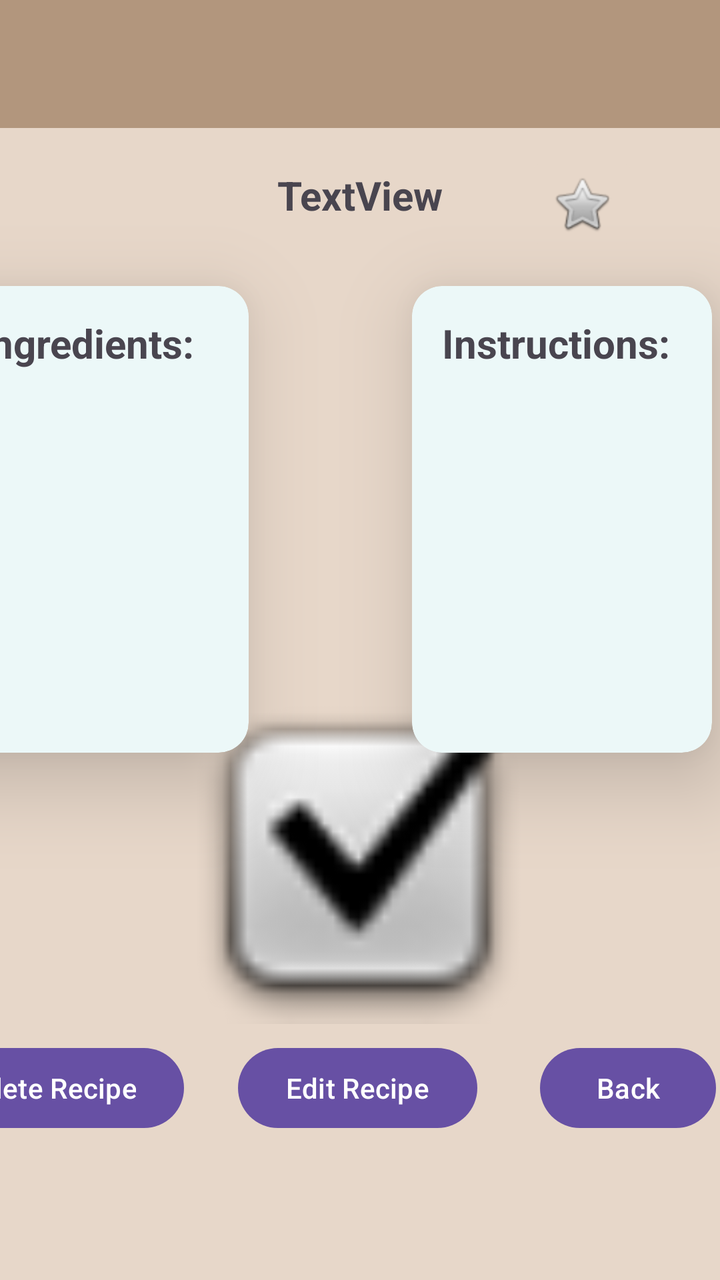
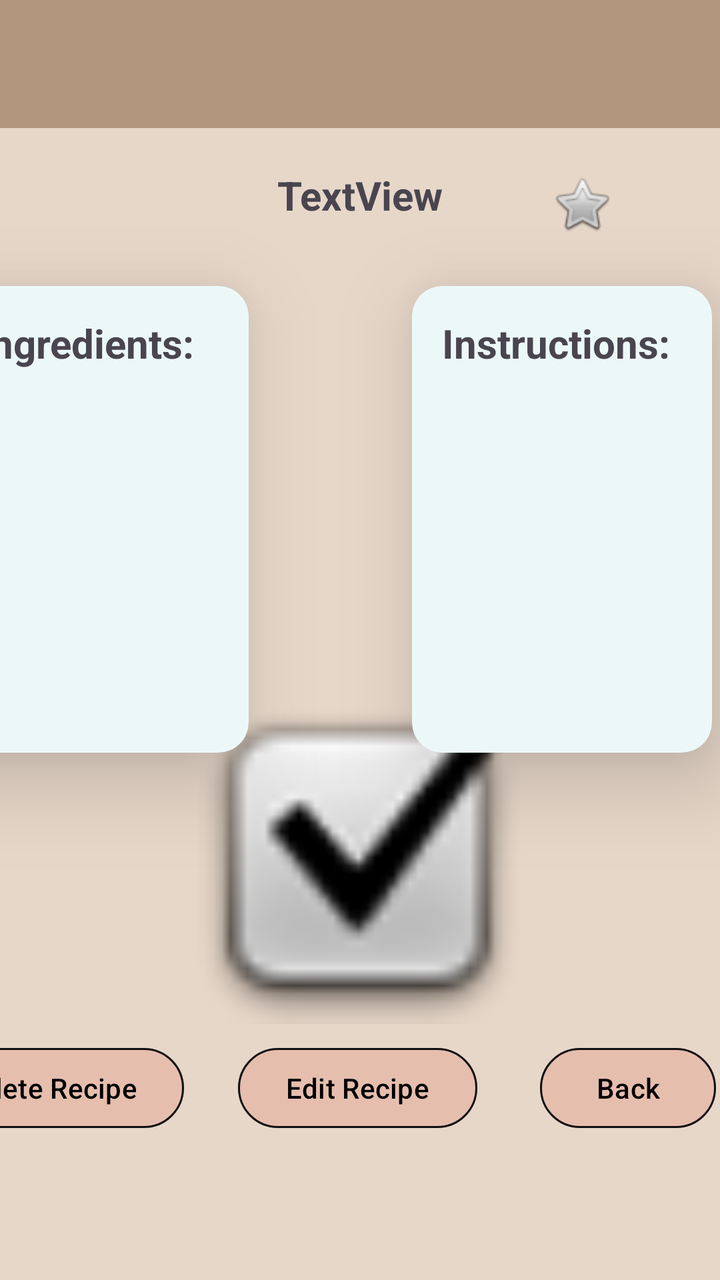

An Android layout rendered at two revisions. The XML below is the earlier revision; the diff shows what the commit changed to produce the second picture.
<!-- AndroidManifest.xml: application theme Theme.RylanWight -->
<!-- res/layout/activity_view_recipe.xml -->
<?xml version="1.0" encoding="utf-8"?>
<androidx.constraintlayout.widget.ConstraintLayout xmlns:android="http://schemas.android.com/apk/res/android"
    xmlns:app="http://schemas.android.com/apk/res-auto"
    xmlns:tools="http://schemas.android.com/tools"
    android:id="@+id/main"
    android:layout_width="match_parent"
    android:layout_height="match_parent"
    android:background="#E7D7C9"
    tools:context=".view_recipe">

    <androidx.cardview.widget.CardView
        android:id="@+id/ingredientsCard"
        android:layout_width="450px"
        android:layout_height="700px"
        android:layout_marginTop="32dp"
        android:layout_marginEnd="236dp"
        android:maxHeight="200px"
        app:cardBackgroundColor="#ECF8F8"
        app:cardCornerRadius="15dp"
        app:cardElevation="24dp"
        app:layout_constraintEnd_toEndOf="parent"
        app:layout_constraintTop_toBottomOf="@+id/tvRecipeName">

        <TextView
            android:id="@+id/tvIngredientsTitle"
            android:layout_width="127dp"
            android:layout_height="wrap_content"
            android:layout_marginStart="15dp"
            android:layout_marginTop="15dp"
            android:layout_marginEnd="113dp"
            android:layout_marginRight="113dp"
            android:layout_marginBottom="15dp"
            android:text="Ingredients:"
            android:textSize="20sp"
            android:textStyle="bold"
            app:layout_constraintEnd_toEndOf="parent"
            app:layout_constraintStart_toStartOf="parent"
            app:layout_constraintTop_toTopOf="parent" />

        <androidx.recyclerview.widget.RecyclerView
            android:id="@+id/ingredientList"
            android:layout_width="match_parent"
            android:layout_height="wrap_content"
            android:layout_marginStart="15dp"
            android:layout_marginTop="45dp"
            android:layout_marginEnd="10dp"
            android:layout_marginBottom="10dp" />
    </androidx.cardview.widget.CardView>

    <androidx.appcompat.widget.Toolbar
        android:id="@+id/tbViewRecipe"
        android:layout_width="409dp"
        android:layout_height="wrap_content"
        android:background="#B2967D"
        android:minHeight="?attr/actionBarSize"
        android:theme="?attr/actionBarTheme"
        app:layout_constraintEnd_toEndOf="parent"
        app:layout_constraintStart_toStartOf="parent"
        app:layout_constraintTop_toTopOf="parent" />

    <TextView
        android:id="@+id/tvRecipeName"
        android:layout_width="wrap_content"
        android:layout_height="wrap_content"
        android:layout_marginTop="20dp"
        android:text="TextView"
        android:textSize="20sp"
        android:textStyle="bold"
        app:layout_constraintEnd_toEndOf="parent"
        app:layout_constraintStart_toStartOf="parent"
        app:layout_constraintTop_toBottomOf="@+id/tbViewRecipe" />

    <androidx.cardview.widget.CardView
        android:id="@+id/instructionsCard"
        android:layout_width="450px"
        android:layout_height="700px"
        android:layout_marginTop="32dp"
        android:layout_marginEnd="4dp"
        app:cardBackgroundColor="#ECF8F8"
        app:cardCornerRadius="15dp"
        app:cardElevation="24dp"
        app:layout_constraintEnd_toEndOf="parent"
        app:layout_constraintTop_toBottomOf="@+id/tvRecipeName">

        <TextView
            android:id="@+id/tvInstructionsTitle"
            android:layout_width="wrap_content"
            android:layout_height="wrap_content"
            android:layout_marginStart="15dp"
            android:layout_marginTop="15dp"
            android:layout_marginBottom="15dp"
            android:text="Instructions:"
            android:textSize="20sp"
            android:textStyle="bold" />

        <androidx.recyclerview.widget.RecyclerView
            android:id="@+id/instructionList"
            android:layout_width="match_parent"
            android:layout_height="match_parent"
            android:layout_marginStart="15dp"
            android:layout_marginTop="45dp" />

    </androidx.cardview.widget.CardView>

    <Button
        android:id="@+id/btnDelete"
        android:layout_width="wrap_content"
        android:layout_height="wrap_content"
        android:layout_marginEnd="32dp"
        android:layout_marginBottom="72dp"
        android:text="Delete Recipe"
        app:layout_constraintBottom_toBottomOf="parent"
        app:layout_constraintEnd_toEndOf="@+id/ingredientsCard" />

    <ImageButton
        android:id="@+id/btnFavorite"
        android:layout_width="wrap_content"
        android:layout_height="wrap_content"
        android:layout_marginTop="12dp"
        android:backgroundTint="#E7D7C9"
        app:layout_constraintEnd_toEndOf="parent"
        app:layout_constraintStart_toEndOf="@+id/tvRecipeName"
        app:layout_constraintTop_toBottomOf="@+id/tbViewRecipe"
        app:srcCompat="@android:drawable/btn_star_big_off" />

    <Button
        android:id="@+id/btnBack"
        android:layout_width="wrap_content"
        android:layout_height="wrap_content"
        android:layout_marginStart="64dp"
        android:text="Back"
        app:layout_constraintBottom_toBottomOf="parent"
        app:layout_constraintStart_toStartOf="@+id/instructionsCard"
        app:layout_constraintTop_toTopOf="@+id/btnDelete"
        app:layout_constraintVertical_bias="0.0" />

    <ImageView
        android:id="@+id/imgViewRecipe"
        android:layout_width="500px"
        android:layout_height="500px"
        android:layout_marginBottom="128dp"
        android:scaleType="centerCrop"
        app:layout_constraintBottom_toBottomOf="parent"
        app:layout_constraintEnd_toEndOf="parent"
        app:layout_constraintHorizontal_bias="0.497"
        app:layout_constraintStart_toStartOf="parent"
        app:srcCompat="@android:drawable/checkbox_on_background" />

    <Button
        android:id="@+id/btnEdit"
        android:layout_width="wrap_content"
        android:layout_height="wrap_content"
        android:layout_marginStart="8dp"
        android:text="Edit Recipe"
        app:layout_constraintEnd_toStartOf="@+id/btnBack"
        app:layout_constraintHorizontal_bias="0.379"
        app:layout_constraintStart_toEndOf="@+id/btnDelete"
        app:layout_constraintTop_toTopOf="@+id/btnDelete" />

</androidx.constraintlayout.widget.ConstraintLayout>
<!-- resources referenced by this layout -->
<resources>
  <style name="Theme.RylanWight" parent="Base.Theme.RylanWight" />
  <style name="Base.Theme.RylanWight" parent="Theme.Material3.DayNight.NoActionBar">
          
          
      </style>
</resources>

<!-- the commit's change to res/layout/activity_view_recipe.xml (unified diff, before → after) -->
@@ -108,9 +108,13 @@
         android:layout_height="wrap_content"
         android:layout_marginEnd="32dp"
         android:layout_marginBottom="72dp"
+        android:backgroundTint="#E6BEAE"
         android:text="Delete Recipe"
+        android:textColor="#000000"
         app:layout_constraintBottom_toBottomOf="parent"
-        app:layout_constraintEnd_toEndOf="@+id/ingredientsCard" />
+        app:layout_constraintEnd_toEndOf="@+id/ingredientsCard"
+        app:strokeColor="#101010"
+        app:strokeWidth="1dp" />
 
     <ImageButton
         android:id="@+id/btnFavorite"
@@ -128,11 +132,15 @@
         android:layout_width="wrap_content"
         android:layout_height="wrap_content"
         android:layout_marginStart="64dp"
+        android:backgroundTint="#E6BEAE"
         android:text="Back"
+        android:textColor="#000000"
         app:layout_constraintBottom_toBottomOf="parent"
         app:layout_constraintStart_toStartOf="@+id/instructionsCard"
         app:layout_constraintTop_toTopOf="@+id/btnDelete"
-        app:layout_constraintVertical_bias="0.0" />
+        app:layout_constraintVertical_bias="0.0"
+        app:strokeColor="#101010"
+        app:strokeWidth="1dp" />
 
     <ImageView
         android:id="@+id/imgViewRecipe"
@@ -151,10 +159,14 @@
         android:layout_width="wrap_content"
         android:layout_height="wrap_content"
         android:layout_marginStart="8dp"
+        android:backgroundTint="#E6BEAE"
         android:text="Edit Recipe"
+        android:textColor="#000000"
         app:layout_constraintEnd_toStartOf="@+id/btnBack"
         app:layout_constraintHorizontal_bias="0.379"
         app:layout_constraintStart_toEndOf="@+id/btnDelete"
-        app:layout_constraintTop_toTopOf="@+id/btnDelete" />
+        app:layout_constraintTop_toTopOf="@+id/btnDelete"
+        app:strokeColor="#101010"
+        app:strokeWidth="1dp" />
 
 </androidx.constraintlayout.widget.ConstraintLayout>
